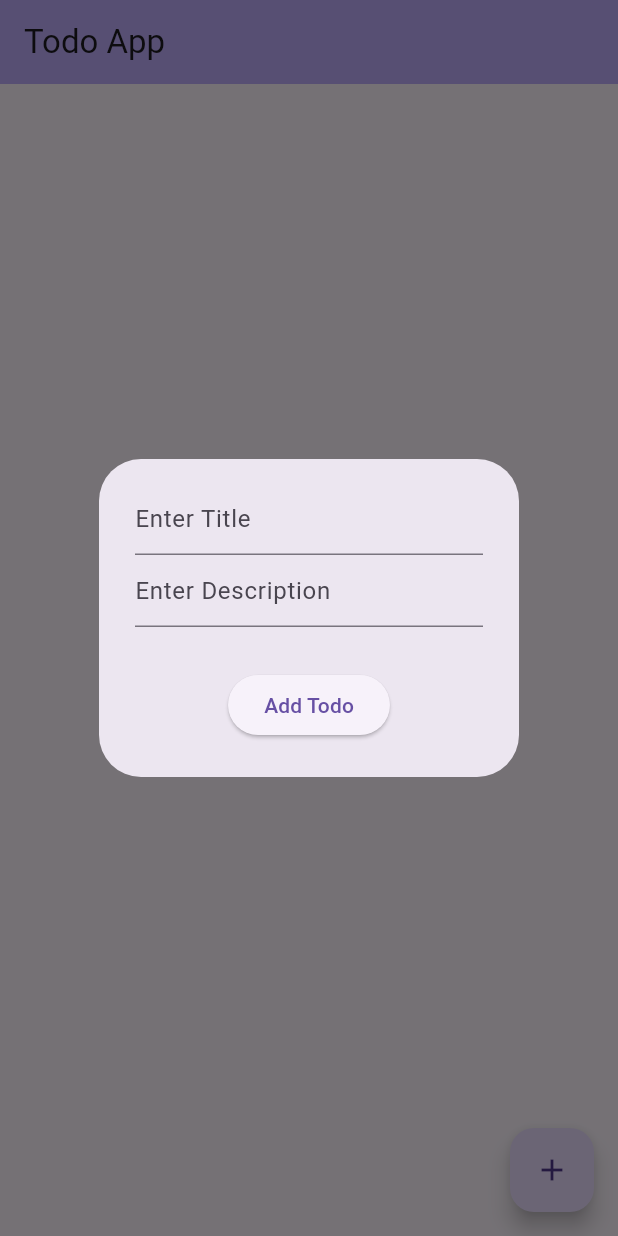
After one commit to bhartiyaanshul/todo-app-flutter-firebase, a Flutter app: the screen it shows after launch, after a tap on the "add" icon, on a phone screen of 412 x 824 dp. The commit adds this screen. Run offline on Flutter 3.47's test engine with Material 3 defaults, Android fonts, the phone set to English and light mode, and no system bars; our stand-ins replace cloud_firestore, firebase_core; accounts and stored records are empty.

Commit message:
Alert on delete is added

```diff
--- a/lib/main.dart
+++ b/lib/main.dart
@@ -2,6 +2,7 @@ import 'package:firebase_core/firebase_core.dart';
 import 'package:flutter/material.dart';
 import 'package:todo_firebase/firebase_options.dart';
 import 'package:todo_firebase/pages/home_page.dart';
+import 'package:todo_firebase/pages/homepage2.dart';
 
 Future<void> main() async {
   WidgetsFlutterBinding.ensureInitialized();
@@ -23,7 +24,7 @@ class _MyAppState extends State<MyApp> {
   Widget build(BuildContext context) {
     return const MaterialApp(
       debugShowCheckedModeBanner: false,
-      home: HomePage(),
+      home: HomePage2(),
     );
   }
 }
--- /dev/null
+++ b/lib/pages/homepage2.dart
@@ -0,0 +1,229 @@
+import 'package:cloud_firestore/cloud_firestore.dart';
+import 'package:flutter/material.dart';
+import 'package:todo_firebase/pages/todo_page.dart';
+
+class HomePage2 extends StatefulWidget {
+  const HomePage2({super.key});
+
+  @override
+  State<HomePage2> createState() => _HomePageState();
+}
+
+class _HomePageState extends State<HomePage2> {
+  bool isLoading = true;
+  List<Map<String, dynamic>> todos = [];
+  final TextEditingController titleController = TextEditingController();
+  final TextEditingController descController = TextEditingController();
+
+  final todoCollectionRef = FirebaseFirestore.instance.collection("todos");
+
+  void toggleLoading() {
+    setState(() {
+      isLoading = !isLoading;
+    });
+  }
+
+  Future<void> createTodo({
+    required String title,
+    required String description,
+  }) async {
+    try {
+      await todoCollectionRef.add({
+        'title': title,
+        "description": description,
+        'createdAt': Timestamp.now(),
+        'updatedAt': Timestamp.now()
+      });
+    } catch (e) {
+      print("Error: $e");
+    }
+  }
+
+  Future<List<Map<String, dynamic>>> getTodos() async {
+    final docRef = await todoCollectionRef.get();
+    return docRef.docs.map((doc) => {...doc.data(), 'id': doc.id}).toList();
+  }
+
+  Future<Map<String, dynamic>?> getTodo(String id) async {
+    final docRef = await todoCollectionRef.doc(id).get();
+    return docRef.data();
+  }
+
+  Future<void> updateTodo(
+      {String? id, String? title, String? description}) async {
+    return todoCollectionRef.doc(id).update({
+      if (title != null) 'title': title,
+      if (description != null) 'description': description,
+      'updatedAt': Timestamp.now()
+    });
+  }
+
+  Future<void> deleteTodo(String id) async {
+    return await todoCollectionRef.doc(id).delete();
+  }
+
+  @override
+  void initState() {
+    super.initState();
+    getData();
+  }
+
+  getData() async {
+    todos = await getTodos();
+    setState(() {
+      isLoading = false;
+    });
+  }
+
+  void openTodoBox({String? docID}) {
+    showDialog(
+        context: context,
+        builder: (context) => AlertDialog(
+              content: SizedBox(
+                height: 100,
+                  child: Column(
+                children: <Widget>[
+                  TextField(
+                    controller: titleController,
+                    decoration: const InputDecoration(hintText: "Enter Title"),
+                  ),
+                  TextField(
+                    controller: descController,
+                    decoration:
+                        const InputDecoration(hintText: "Enter Description"),
+                  )
+                ],
+              )),
+              actions: [
+                Center(
+                  child: ElevatedButton(
+                      onPressed: () async {
+                        Navigator.of(context).pop();
+                        toggleLoading();
+                        if (docID == null) {
+                          await createTodo(
+                              title: titleController.text,
+                              description: descController.text);
+                        } else {
+                          await updateTodo(
+                              id: docID,
+                              title: titleController.text,
+                              description: descController.text);
+                        }
+                        getData();
+                        titleController.clear();
+                        descController.clear();
+                      },
+                      child: Text("${docID == null ? "Add" : "Update"} Todo")),
+                )
+              ],
+            )).whenComplete((){
+              titleController.clear();
+              descController.clear();
+            });
+  }
+
+  void openDeleteBox({docID}){
+    showDialog(
+      context: context,
+      builder: (context) =>  AlertDialog(
+        content: const SizedBox(
+          height: 30,
+          child: Center(child: Text("Are you sure?",style: TextStyle(fontSize: 20),))
+        ),
+        actions: [
+          Center(
+            child: Row(
+              mainAxisSize: MainAxisSize.min,
+              children: [
+                ElevatedButton(
+                  onPressed: () async {
+                    Navigator.of(context).pop();
+                  },
+                  child: const Text("No")
+                ),
+                const SizedBox(width: 30),
+                ElevatedButton(
+                  onPressed: () async {
+                    Navigator.of(context).pop();
+                    toggleLoading();
+                    await deleteTodo(docID);
+                    getData();
+                  },
+                  child: const Text("Yes",style: TextStyle(color: Colors.red),)
+                ),
+              ],
+            ),
+          ),
+        ],
+      ),
+    );
+  }
+
+  @override
+  Widget build(BuildContext context) {
+    return Scaffold(
+      appBar: AppBar(
+        title: const Text("Todo App"),
+        backgroundColor: const Color.fromARGB(255, 189, 172, 250),
+      ),
+      body: Center(
+        child: isLoading
+        ? const CircularProgressIndicator()
+        : ListView.builder(
+          itemCount: todos.length,
+          itemBuilder: (context, index) {
+            final todo = todos[index];
+            return ListTile(
+              title: Text(todo['title']),
+              subtitle: Text(todo['description']),
+              trailing: Row(
+                mainAxisSize: MainAxisSize.min,
+                children: [
+                  IconButton(
+                    onPressed: (){
+                      titleController.text = todo['title'];
+                      descController.text = todo['description'];
+                      openTodoBox(docID: todo['id']);
+                    },
+                    icon: const Icon(Icons.edit)
+                  ),
+                  IconButton(
+                    onPressed: () async {
+                      openDeleteBox(docID: todo['id']);
+                      // toggleLoading();
+
+                    },
+                    icon: const Icon(
+                      Icons.delete,
+                      color: Colors.red,
+                    )
+                  ),
+                ],
+              ),
+              onTap: () {
+                Navigator.push(
+                  context,
+                  MaterialPageRoute(
+                    builder: (context) => TodoViewer(
+                      todo: todo,
+                      onDelete: (String id) async {
+                        toggleLoading();
+                        await deleteTodo(id);
+                        getData();
+                      }
+                    ),
+                  )
+                );
+              },
+            );
+          },
+        ),
+      ),
+      floatingActionButton: FloatingActionButton(
+        onPressed: openTodoBox,
+        child: const Icon(Icons.add),
+      ),
+    );
+  }
+}
```
Also changed, not shown: lib/pages/home_page.dart (+6 -1 lines).
